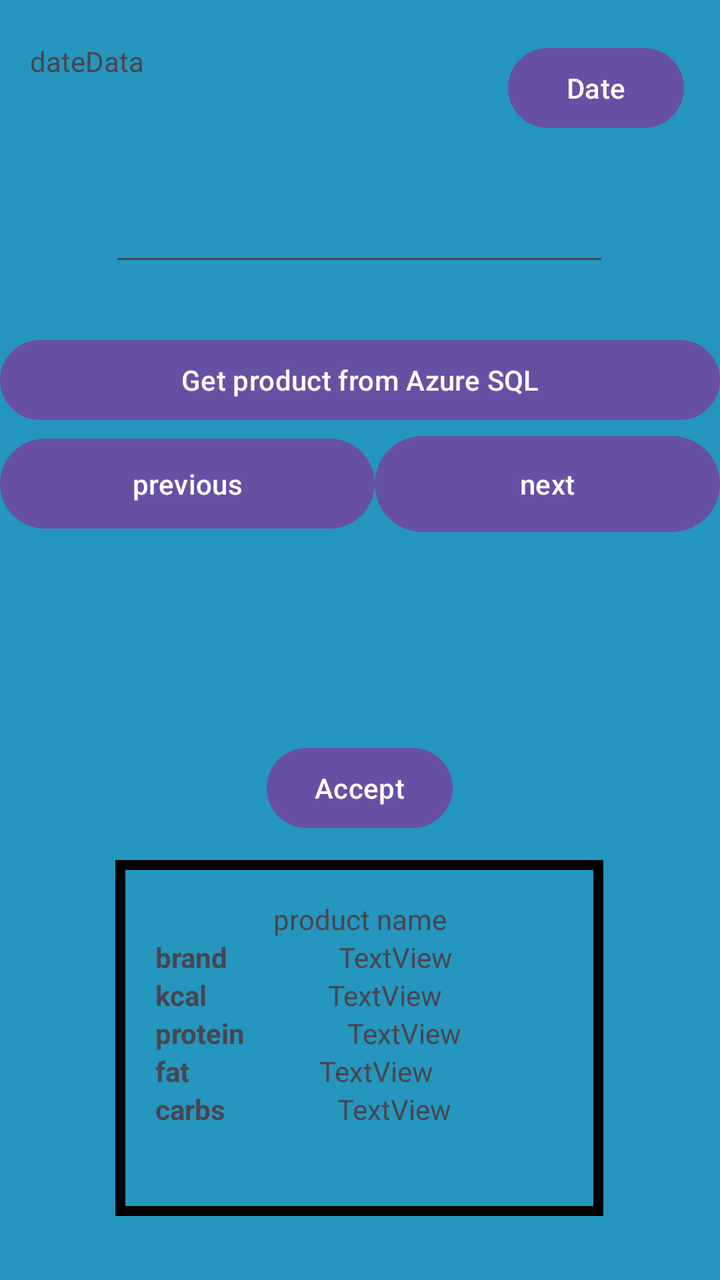
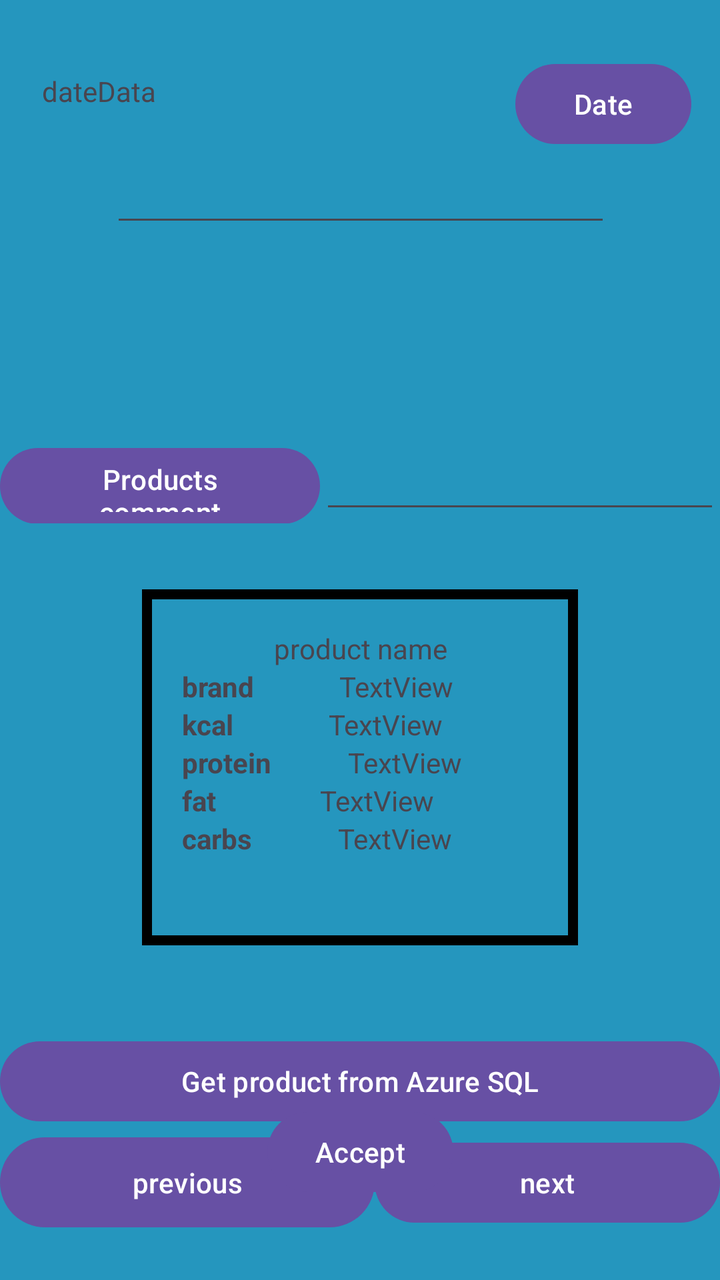

Compare the two renders of this Android layout. The source of the first and the diff that turns it into the second are given below.
<!-- AndroidManifest.xml: application theme Theme.Diettrackerandroid -->
<!-- res/layout/get_product_data.xml -->
<?xml version="1.0" encoding="utf-8"?>
<androidx.constraintlayout.widget.ConstraintLayout xmlns:android="http://schemas.android.com/apk/res/android"
    xmlns:app="http://schemas.android.com/apk/res-auto"
    xmlns:tools="http://schemas.android.com/tools"
    android:layout_width="match_parent"
    android:layout_height="match_parent"
    android:background="@color/get_product_data_main_background">


    <EditText
        android:id="@+id/productNameEditText"
        android:layout_width="250dp"
        android:layout_height="50dp"
        android:layout_marginTop="88dp"
        android:height="60dp"
        android:ems="10"
        android:inputType="text"
        android:text=""
        app:layout_constraintEnd_toEndOf="parent"
        app:layout_constraintHorizontal_bias="0.496"
        app:layout_constraintStart_toStartOf="parent"
        app:layout_constraintTop_toTopOf="parent" />

    <LinearLayout
        android:id="@+id/linearLayout4"
        android:layout_width="244dp"
        android:layout_height="178dp"
        android:background="@drawable/border"
        android:orientation="vertical"
        android:padding="20dp"
        app:layout_constraintBottom_toBottomOf="parent"
        app:layout_constraintEnd_toEndOf="parent"
        app:layout_constraintHorizontal_bias="0.496"
        app:layout_constraintStart_toStartOf="parent"
        app:layout_constraintTop_toTopOf="parent"
        app:layout_constraintVertical_bias="0.931">

        <LinearLayout
            android:layout_width="match_parent"
            android:layout_height="wrap_content">

            <TextView
                android:id="@+id/productNameTextView"
                android:layout_width="match_parent"
                android:layout_height="wrap_content"
                android:gravity="center"
                android:text="product name"
                tools:layout_editor_absoluteX="68dp"
                tools:layout_editor_absoluteY="224dp" />
        </LinearLayout>

        <LinearLayout
            android:layout_width="match_parent"
            android:layout_height="wrap_content"
            android:orientation="horizontal">

            <TextView
                android:id="@+id/brandLabel"
                android:layout_width="wrap_content"
                android:layout_height="wrap_content"
                android:layout_weight="1"
                android:text="brand"
                android:textStyle="bold"
                tools:layout_editor_absoluteX="42dp"
                tools:layout_editor_absoluteY="308dp" />

            <TextView
                android:id="@+id/brandValueTextView"
                android:layout_width="wrap_content"
                android:layout_height="wrap_content"
                android:layout_weight="1"
                android:text="TextView"
                tools:layout_editor_absoluteX="141dp"
                tools:layout_editor_absoluteY="308dp" />

        </LinearLayout>

        <LinearLayout
            android:layout_width="match_parent"
            android:layout_height="wrap_content"
            android:orientation="horizontal">

            <TextView
                android:id="@+id/kcalLabel"
                android:layout_width="wrap_content"
                android:layout_height="wrap_content"
                android:layout_weight="1"
                android:text="kcal"
                android:textStyle="bold"
                tools:layout_editor_absoluteX="42dp"
                tools:layout_editor_absoluteY="345dp" />

            <TextView
                android:id="@+id/kcalValueTextView"
                android:layout_width="wrap_content"
                android:layout_height="wrap_content"
                android:layout_weight="1"
                android:text="TextView"
                tools:layout_editor_absoluteX="141dp"
                tools:layout_editor_absoluteY="345dp" />

        </LinearLayout>

        <LinearLayout
            android:layout_width="match_parent"
            android:layout_height="wrap_content"
            android:orientation="horizontal">

            <TextView
                android:id="@+id/proteinLabel"
                android:layout_width="wrap_content"
                android:layout_height="wrap_content"
                android:layout_weight="1"
                android:text="protein"
                android:textStyle="bold"
                tools:layout_editor_absoluteX="42dp"
                tools:layout_editor_absoluteY="384dp" />

            <TextView
                android:id="@+id/proteinValueTextView"
                android:layout_width="wrap_content"
                android:layout_height="wrap_content"
                android:layout_weight="1"
                android:text="TextView"
                tools:layout_editor_absoluteX="141dp"
                tools:layout_editor_absoluteY="384dp" />
        </LinearLayout>

        <LinearLayout
            android:layout_width="match_parent"
            android:layout_height="wrap_content">

            <TextView
                android:id="@+id/fatLabel"
                android:layout_width="wrap_content"
                android:layout_height="wrap_content"
                android:layout_weight="1"
                android:text="fat"
                android:textStyle="bold"
                tools:layout_editor_absoluteX="42dp"
                tools:layout_editor_absoluteY="423dp" />

            <TextView
                android:id="@+id/fatValueTextView"
                android:layout_width="wrap_content"
                android:layout_height="wrap_content"
                android:layout_weight="1"
                android:text="TextView"
                tools:layout_editor_absoluteX="141dp"
                tools:layout_editor_absoluteY="423dp" />
        </LinearLayout>

        <LinearLayout
            android:layout_width="match_parent"
            android:layout_height="wrap_content">

            <TextView
                android:id="@+id/carbsLabel"
                android:layout_width="wrap_content"
                android:layout_height="wrap_content"
                android:layout_weight="1"
                android:text="carbs"
                android:textStyle="bold"
                tools:layout_editor_absoluteX="42dp"
                tools:layout_editor_absoluteY="466dp" />

            <TextView
                android:id="@+id/carbsValueTextView"
                android:layout_width="wrap_content"
                android:layout_height="wrap_content"
                android:layout_weight="1"
                android:text="TextView"
                tools:layout_editor_absoluteX="141dp"
                tools:layout_editor_absoluteY="466dp" />
        </LinearLayout>
    </LinearLayout>

    <LinearLayout
        android:id="@+id/linearLayout2"
        android:layout_width="0dp"
        android:layout_height="wrap_content"
        android:layout_marginTop="166dp"
        android:layout_marginBottom="31dp"
        android:orientation="vertical"
        app:layout_constraintBottom_toTopOf="@+id/productSpinner"
        app:layout_constraintEnd_toEndOf="parent"
        app:layout_constraintStart_toStartOf="parent"
        app:layout_constraintTop_toTopOf="parent">

        <Button
            android:id="@+id/getProductFromDatabase"
            android:layout_width="match_parent"
            android:layout_height="wrap_content"
            android:text="Get product from Azure SQL"
            tools:layout_editor_absoluteX="200dp"
            tools:layout_editor_absoluteY="66dp" />

        <LinearLayout
            android:layout_width="match_parent"
            android:layout_height="wrap_content"
            android:orientation="horizontal">

            <Button
                android:id="@+id/previousButton"
                android:layout_width="wrap_content"
                android:layout_height="53dp"
                android:layout_weight="1"
                android:text="previous"
                tools:layout_editor_absoluteX="186dp"
                tools:layout_editor_absoluteY="122dp" />

            <Button
                android:id="@+id/nextButton"
                android:layout_width="wrap_content"
                android:layout_height="56dp"
                android:layout_weight="1"
                android:text="next"
                tools:layout_editor_absoluteX="297dp"
                tools:layout_editor_absoluteY="120dp" />
        </LinearLayout>
    </LinearLayout>

    <Spinner
        android:id="@+id/productSpinner"
        android:layout_width="0dp"
        android:layout_height="0dp"
        android:layout_marginBottom="27dp"
        app:layout_constraintBottom_toTopOf="@+id/mealNameSpinner"
        app:layout_constraintEnd_toEndOf="parent"
        app:layout_constraintStart_toStartOf="parent"
        app:layout_constraintTop_toBottomOf="@+id/linearLayout2" />

    <Button
        android:id="@+id/datePickButton"
        android:layout_width="wrap_content"
        android:layout_height="wrap_content"
        android:layout_marginTop="20dp"
        android:layout_marginEnd="18dp"
        android:text="Date"
        app:layout_constraintEnd_toEndOf="parent"
        app:layout_constraintStart_toEndOf="@+id/dateDataTextView"
        app:layout_constraintTop_toTopOf="parent" />

    <TextView
        android:id="@+id/dateDataTextView"
        android:layout_width="0dp"
        android:layout_height="32dp"
        android:layout_marginStart="15dp"
        android:layout_marginTop="21dp"
        android:layout_marginEnd="52dp"
        android:layout_marginBottom="35dp"
        android:text="dateData"
        app:layout_constraintBottom_toTopOf="@+id/productNameEditText"
        app:layout_constraintEnd_toStartOf="@+id/datePickButton"
        app:layout_constraintStart_toStartOf="parent"
        app:layout_constraintTop_toTopOf="parent"
        app:layout_constraintVertical_bias="1.0" />

    <Spinner
        android:id="@+id/mealNameSpinner"
        android:layout_width="0dp"
        android:layout_height="0dp"
        android:layout_marginBottom="33dp"
        app:layout_constraintBottom_toTopOf="@+id/linearLayout5"
        app:layout_constraintEnd_toEndOf="parent"
        app:layout_constraintStart_toStartOf="parent"
        app:layout_constraintTop_toBottomOf="@+id/productSpinner" />

    <LinearLayout
        android:id="@+id/linearLayout5"
        android:layout_width="0dp"
        android:layout_height="0dp"
        android:layout_marginBottom="27dp"
        android:orientation="horizontal"
        app:layout_constraintBottom_toTopOf="@+id/acceptButton"
        app:layout_constraintEnd_toEndOf="parent"
        app:layout_constraintStart_toStartOf="parent"
        app:layout_constraintTop_toBottomOf="@+id/mealNameSpinner">

        <Button
            android:id="@+id/productCommentButton"
            android:layout_width="wrap_content"
            android:layout_height="46dp"
            android:layout_weight="1"
            android:text="Products comment" />

        <EditText
            android:id="@+id/weightEditText"
            android:layout_width="wrap_content"
            android:layout_height="match_parent"
            android:layout_weight="1"
            android:ems="10"
            android:inputType="text" />
    </LinearLayout>

    <Button
        android:id="@+id/acceptButton"
        android:layout_width="wrap_content"
        android:layout_height="wrap_content"
        android:layout_marginBottom="12dp"
        android:text="Accept"
        app:layout_constraintBottom_toTopOf="@+id/linearLayout4"
        app:layout_constraintEnd_toEndOf="@+id/linearLayout4"
        app:layout_constraintStart_toStartOf="@+id/linearLayout4" />

</androidx.constraintlayout.widget.ConstraintLayout>
<!-- resources referenced by this layout -->
<resources>
  <color name="get_product_data_main_background">#2596be</color>
  <!-- drawable border (drawable) -->
  <?xml version="1.0" encoding="utf-8"?>
  <shape xmlns:android="http://schemas.android.com/apk/res/android" android:shape="rectangle">
      
      <solid android:color="@color/get_product_data_main_background" />
  
      
      <stroke android:width="5dp" android:color="@color/black" />
  </shape>
  <style name="Theme.Diettrackerandroid" parent="Base.Theme.Diettrackerandroid" />
  <color name="black">#FF000000</color>
  <style name="Base.Theme.Diettrackerandroid" parent="Theme.Material3.DayNight.NoActionBar">
          
          
      </style>
</resources>

<!-- the commit's change to res/layout/get_product_data.xml (unified diff, before → after) -->
@@ -11,29 +11,31 @@
         android:id="@+id/productNameEditText"
         android:layout_width="250dp"
         android:layout_height="50dp"
-        android:layout_marginTop="88dp"
         android:height="60dp"
         android:ems="10"
         android:inputType="text"
         android:text=""
-        app:layout_constraintEnd_toEndOf="parent"
-        app:layout_constraintHorizontal_bias="0.496"
-        app:layout_constraintStart_toStartOf="parent"
-        app:layout_constraintTop_toTopOf="parent" />
+        app:layout_constraintBottom_toBottomOf="parent"
+        app:layout_constraintEnd_toEndOf="parent"
+        app:layout_constraintHorizontal_bias="0.503"
+        app:layout_constraintStart_toStartOf="parent"
+        app:layout_constraintTop_toTopOf="parent"
+        app:layout_constraintVertical_bias="0.116" />
 
     <LinearLayout
-        android:id="@+id/linearLayout4"
-        android:layout_width="244dp"
+        android:id="@+id/macroLinearLayout"
+        android:layout_width="0dp"
         android:layout_height="178dp"
+        android:layout_marginStart="71dp"
+        android:layout_marginEnd="71dp"
+        android:layout_marginBottom="44dp"
         android:background="@drawable/border"
         android:orientation="vertical"
         android:padding="20dp"
-        app:layout_constraintBottom_toBottomOf="parent"
-        app:layout_constraintEnd_toEndOf="parent"
-        app:layout_constraintHorizontal_bias="0.496"
-        app:layout_constraintStart_toStartOf="parent"
-        app:layout_constraintTop_toTopOf="parent"
-        app:layout_constraintVertical_bias="0.931">
+        app:layout_constraintBottom_toTopOf="@+id/linearLayoutButtons"
+        app:layout_constraintEnd_toEndOf="parent"
+        app:layout_constraintHorizontal_bias="0.0"
+        app:layout_constraintStart_toStartOf="parent">
 
         <LinearLayout
             android:layout_width="match_parent"
@@ -96,8 +98,8 @@
                 android:layout_height="wrap_content"
                 android:layout_weight="1"
                 android:text="TextView"
-                tools:layout_editor_absoluteX="141dp"
-                tools:layout_editor_absoluteY="345dp" />
+                tools:layout_editor_absoluteX="177dp"
+                tools:layout_editor_absoluteY="448dp" />
 
         </LinearLayout>
 
@@ -176,16 +178,15 @@
     </LinearLayout>
 
     <LinearLayout
-        android:id="@+id/linearLayout2"
+        android:id="@+id/linearLayoutButtons"
         android:layout_width="0dp"
         android:layout_height="wrap_content"
-        android:layout_marginTop="166dp"
-        android:layout_marginBottom="31dp"
+        android:layout_marginBottom="52dp"
         android:orientation="vertical"
-        app:layout_constraintBottom_toTopOf="@+id/productSpinner"
-        app:layout_constraintEnd_toEndOf="parent"
-        app:layout_constraintStart_toStartOf="parent"
-        app:layout_constraintTop_toTopOf="parent">
+        app:layout_constraintBottom_toTopOf="@+id/acceptButton"
+        app:layout_constraintEnd_toEndOf="parent"
+        app:layout_constraintStart_toStartOf="parent"
+        app:layout_constraintTop_toBottomOf="@+id/amountAndComentLinearLayout">
 
         <Button
             android:id="@+id/getProductFromDatabase"
@@ -212,7 +213,7 @@
             <Button
                 android:id="@+id/nextButton"
                 android:layout_width="wrap_content"
-                android:layout_height="56dp"
+                android:layout_height="wrap_content"
                 android:layout_weight="1"
                 android:text="next"
                 tools:layout_editor_absoluteX="297dp"
@@ -220,62 +221,67 @@
         </LinearLayout>
     </LinearLayout>
 
-    <Spinner
-        android:id="@+id/productSpinner"
-        android:layout_width="0dp"
-        android:layout_height="0dp"
-        android:layout_marginBottom="27dp"
-        app:layout_constraintBottom_toTopOf="@+id/mealNameSpinner"
-        app:layout_constraintEnd_toEndOf="parent"
-        app:layout_constraintStart_toStartOf="parent"
-        app:layout_constraintTop_toBottomOf="@+id/linearLayout2" />
+    <LinearLayout
+        android:id="@+id/spinerLinearLayout"
+        android:layout_width="393dp"
+        android:layout_height="80dp"
+        android:layout_marginTop="189dp"
+        android:layout_marginBottom="40dp"
+        android:orientation="vertical"
+        app:layout_constraintBottom_toTopOf="@+id/amountAndComentLinearLayout"
+        app:layout_constraintEnd_toEndOf="parent"
+        app:layout_constraintHorizontal_bias="0.0"
+        app:layout_constraintStart_toStartOf="parent"
+        app:layout_constraintTop_toTopOf="parent">
+
+        <Spinner
+            android:id="@+id/mealNameSpinner"
+            android:layout_width="match_parent"
+            android:layout_height="30dp"
+            android:layout_marginBottom="10dp" />
+
+        <Spinner
+            android:id="@+id/productSpinner"
+            android:layout_width="match_parent"
+            android:layout_height="30dp"
+            android:tooltipText="food"
+            android:visibility="visible" />
+    </LinearLayout>
 
     <Button
         android:id="@+id/datePickButton"
         android:layout_width="wrap_content"
         android:layout_height="wrap_content"
-        android:layout_marginTop="20dp"
-        android:layout_marginEnd="18dp"
+        android:layout_marginTop="28dp"
         android:text="Date"
         app:layout_constraintEnd_toEndOf="parent"
-        app:layout_constraintStart_toEndOf="@+id/dateDataTextView"
+        app:layout_constraintHorizontal_bias="0.947"
+        app:layout_constraintStart_toStartOf="parent"
         app:layout_constraintTop_toTopOf="parent" />
 
     <TextView
         android:id="@+id/dateDataTextView"
+        android:layout_width="176dp"
+        android:layout_height="32dp"
+        android:layout_marginTop="36dp"
+        android:layout_marginEnd="40dp"
+        android:text="dateData"
+        app:layout_constraintEnd_toStartOf="@+id/datePickButton"
+        app:layout_constraintStart_toStartOf="parent"
+        app:layout_constraintTop_toTopOf="parent" />
+
+    <LinearLayout
+        android:id="@+id/amountAndComentLinearLayout"
         android:layout_width="0dp"
-        android:layout_height="32dp"
-        android:layout_marginStart="15dp"
-        android:layout_marginTop="21dp"
-        android:layout_marginEnd="52dp"
-        android:layout_marginBottom="35dp"
-        android:text="dateData"
-        app:layout_constraintBottom_toTopOf="@+id/productNameEditText"
-        app:layout_constraintEnd_toStartOf="@+id/datePickButton"
-        app:layout_constraintStart_toStartOf="parent"
-        app:layout_constraintTop_toTopOf="parent"
-        app:layout_constraintVertical_bias="1.0" />
-
-    <Spinner
-        android:id="@+id/mealNameSpinner"
-        android:layout_width="0dp"
-        android:layout_height="0dp"
-        android:layout_marginBottom="33dp"
-        app:layout_constraintBottom_toTopOf="@+id/linearLayout5"
-        app:layout_constraintEnd_toEndOf="parent"
-        app:layout_constraintStart_toStartOf="parent"
-        app:layout_constraintTop_toBottomOf="@+id/productSpinner" />
-
-    <LinearLayout
-        android:id="@+id/linearLayout5"
-        android:layout_width="0dp"
-        android:layout_height="0dp"
-        android:layout_marginBottom="27dp"
+        android:layout_height="wrap_content"
+        android:layout_marginTop="24dp"
+        android:layout_marginBottom="255dp"
         android:orientation="horizontal"
-        app:layout_constraintBottom_toTopOf="@+id/acceptButton"
-        app:layout_constraintEnd_toEndOf="parent"
-        app:layout_constraintStart_toStartOf="parent"
-        app:layout_constraintTop_toBottomOf="@+id/mealNameSpinner">
+        app:layout_constraintBottom_toTopOf="@+id/linearLayoutButtons"
+        app:layout_constraintEnd_toEndOf="parent"
+        app:layout_constraintHorizontal_bias="0.0"
+        app:layout_constraintStart_toStartOf="parent"
+        app:layout_constraintTop_toBottomOf="@+id/spinerLinearLayout">
 
         <Button
             android:id="@+id/productCommentButton"
@@ -297,10 +303,10 @@
         android:id="@+id/acceptButton"
         android:layout_width="wrap_content"
         android:layout_height="wrap_content"
-        android:layout_marginBottom="12dp"
+        android:layout_marginBottom="40dp"
         android:text="Accept"
-        app:layout_constraintBottom_toTopOf="@+id/linearLayout4"
-        app:layout_constraintEnd_toEndOf="@+id/linearLayout4"
-        app:layout_constraintStart_toStartOf="@+id/linearLayout4" />
+        app:layout_constraintBottom_toBottomOf="parent"
+        app:layout_constraintEnd_toEndOf="parent"
+        app:layout_constraintStart_toStartOf="parent" />
 
 </androidx.constraintlayout.widget.ConstraintLayout>
